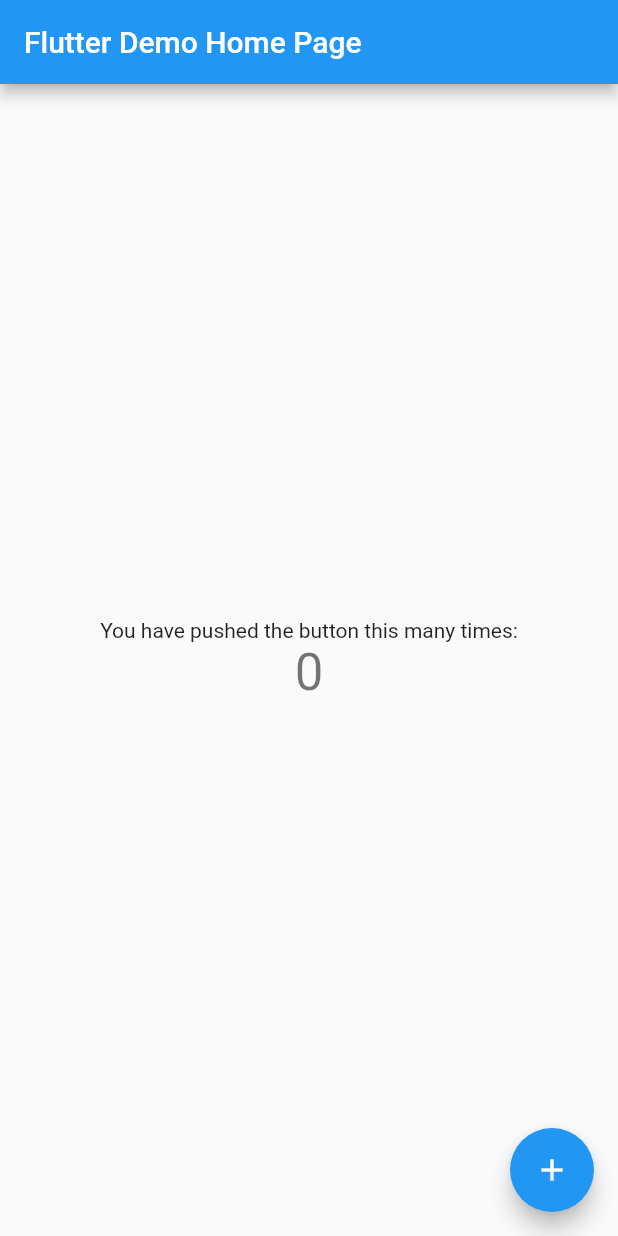
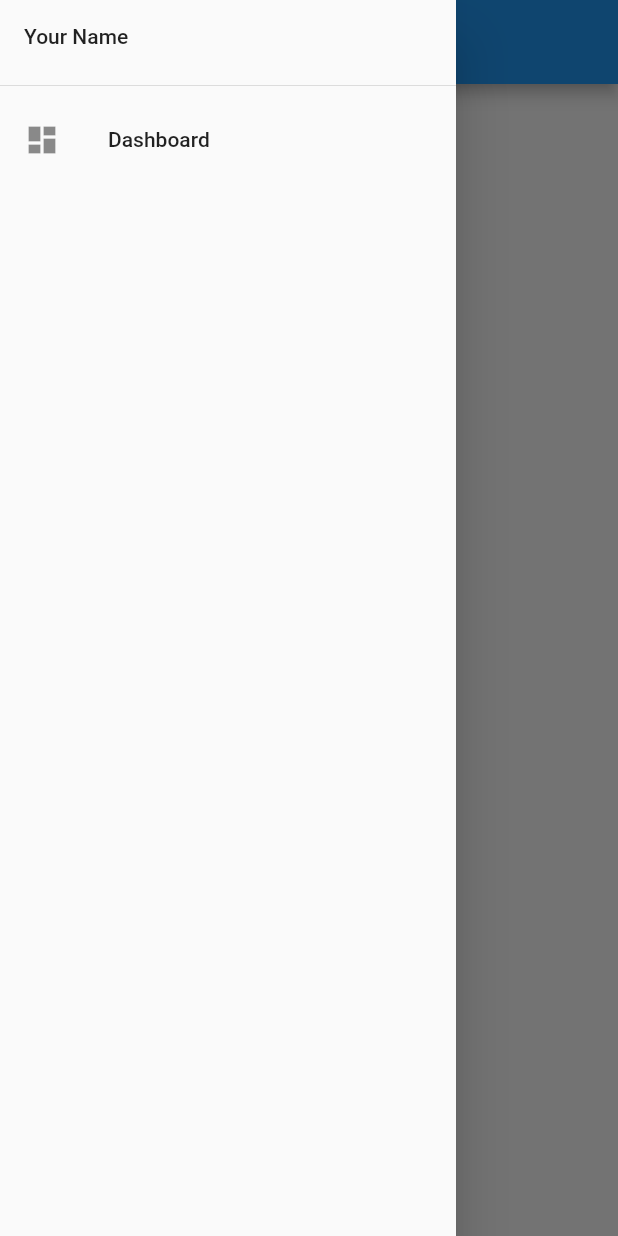
Before and after one commit to SeAliijaz/Responsive-Portfolio, a Flutter app: the screen it shows after launch, with the side drawer open (before the commit the screen has no drawer), on a phone screen of 412 x 824 dp. Run offline on Flutter 3.47's test engine with Material 2 defaults, Android fonts, the phone set to English and light mode, and no system bars.

Commit message:
setup to work

```diff
--- /dev/null
+++ b/lib/Responsive/responsive.dart
@@ -0,0 +1,25 @@
+import 'package:flutter/cupertino.dart';
+
+class ResponsiveSize {
+  ///isMobile
+  static bool isMobile(BuildContext context) {
+    return MediaQuery.of(context).size.width < 690;
+  }
+
+  ///isTablet
+  static bool isTablet(BuildContext context) {
+    return MediaQuery.of(context).size.width < 850 &&
+        MediaQuery.of(context).size.width >= 690;
+  }
+
+  ///isDesktop
+  static bool isDesktop(BuildContext context) {
+    return MediaQuery.of(context).size.width < 1500 &&
+        MediaQuery.of(context).size.width >= 850;
+  }
+
+  ///IsWideDesktop
+  static bool isWideDesktop(BuildContext context) {
+    return MediaQuery.of(context).size.width >= 1500;
+  }
+}
--- /dev/null
+++ b/lib/Screens/home_screen.dart
@@ -0,0 +1,18 @@
+import 'package:flutter/material.dart';
+import 'package:responsive_portfolio/Widgets/custom_drawer.dart';
+
+class HomeScreen extends StatelessWidget {
+  const HomeScreen({Key? key}) : super(key: key);
+  @override
+  Widget build(BuildContext context) {
+    return Scaffold(
+      appBar: AppBar(
+        title: const Text('Portfolio'),
+      ),
+      drawer: const CustomDrawer(),
+      body: Column(
+        children: [],
+      ),
+    );
+  }
+}
--- /dev/null
+++ b/lib/Widgets/custom_drawer.dart
@@ -0,0 +1,29 @@
+import 'package:flutter/material.dart';
+
+class CustomDrawer extends StatelessWidget {
+  const CustomDrawer({
+    Key? key,
+  }) : super(key: key);
+
+  @override
+  Widget build(BuildContext context) {
+    return Drawer(
+      child: ListView(
+        children: [
+          SizedBox(
+            height: 65.0,
+            child: DrawerHeader(
+              decoration: BoxDecoration(),
+              child: Text("Your Name"),
+            ),
+          ),
+          ListTile(
+            leading: Icon(Icons.dashboard),
+            title: Text("Dashboard"),
+            onTap: () {},
+          ),
+        ],
+      ),
+    );
+  }
+}
--- a/lib/main.dart
+++ b/lib/main.dart
@@ -1,4 +1,5 @@
 import 'package:flutter/material.dart';
+import 'package:responsive_portfolio/Screens/home_screen.dart';
 
 void main() {
   runApp(const MyApp());
@@ -7,109 +8,12 @@ void main() {
 class MyApp extends StatelessWidget {
   const MyApp({Key? key}) : super(key: key);
 
-  // This widget is the root of your application.
   @override
   Widget build(BuildContext context) {
     return MaterialApp(
-      title: 'Flutter Demo',
-      theme: ThemeData(
-        // This is the theme of your application.
-        //
-        // Try running your application with "flutter run". You'll see the
-        // application has a blue toolbar. Then, without quitting the app, try
-        // changing the primarySwatch below to Colors.green and then invoke
-        // "hot reload" (press "r" in the console where you ran "flutter run",
-        // or simply save your changes to "hot reload" in a Flutter IDE).
-        // Notice that the counter didn't reset back to zero; the application
-        // is not restarted.
-        primarySwatch: Colors.blue,
-      ),
-      home: const MyHomePage(title: 'Flutter Demo Home Page'),
+      title: "Responsive-Portfolio",
+      debugShowCheckedModeBanner: false,
+      home: HomeScreen(),
     );
   }
 }
-
-class MyHomePage extends StatefulWidget {
-  const MyHomePage({Key? key, required this.title}) : super(key: key);
-
-  // This widget is the home page of your application. It is stateful, meaning
-  // that it has a State object (defined below) that contains fields that affect
-  // how it looks.
-
-  // This class is the configuration for the state. It holds the values (in this
-  // case the title) provided by the parent (in this case the App widget) and
-  // used by the build method of the State. Fields in a Widget subclass are
-  // always marked "final".
-
-  final String title;
-
-  @override
-  State<MyHomePage> createState() => _MyHomePageState();
-}
-
-class _MyHomePageState extends State<MyHomePage> {
-  int _counter = 0;
-
-  void _incrementCounter() {
-    setState(() {
-      // This call to setState tells the Flutter framework that something has
-      // changed in this State, which causes it to rerun the build method below
-      // so that the display can reflect the updated values. If we changed
-      // _counter without calling setState(), then the build method would not be
-      // called again, and so nothing would appear to happen.
-      _counter++;
-    });
-  }
-
-  @override
-  Widget build(BuildContext context) {
-    // This method is rerun every time setState is called, for instance as done
-    // by the _incrementCounter method above.
-    //
-    // The Flutter framework has been optimized to make rerunning build methods
-    // fast, so that you can just rebuild anything that needs updating rather
-    // than having to individually change instances of widgets.
-    return Scaffold(
-      appBar: AppBar(
-        // Here we take the value from the MyHomePage object that was created by
-        // the App.build method, and use it to set our appbar title.
-        title: Text(widget.title),
-      ),
-      body: Center(
-        // Center is a layout widget. It takes a single child and positions it
-        // in the middle of the parent.
-        child: Column(
-          // Column is also a layout widget. It takes a list of children and
-          // arranges them vertically. By default, it sizes itself to fit its
-          // children horizontally, and tries to be as tall as its parent.
-          //
-          // Invoke "debug painting" (press "p" in the console, choose the
-          // "Toggle Debug Paint" action from the Flutter Inspector in Android
-          // Studio, or the "Toggle Debug Paint" command in Visual Studio Code)
-          // to see the wireframe for each widget.
-          //
-          // Column has various properties to control how it sizes itself and
-          // how it positions its children. Here we use mainAxisAlignment to
-          // center the children vertically; the main axis here is the vertical
-          // axis because Columns are vertical (the cross axis would be
-          // horizontal).
-          mainAxisAlignment: MainAxisAlignment.center,
-          children: <Widget>[
-            const Text(
-              'You have pushed the button this many times:',
-            ),
-            Text(
-              '$_counter',
-              style: Theme.of(context).textTheme.headline4,
-            ),
-          ],
-        ),
-      ),
-      floatingActionButton: FloatingActionButton(
-        onPressed: _incrementCounter,
-        tooltip: 'Increment',
-        child: const Icon(Icons.add),
-      ), // This trailing comma makes auto-formatting nicer for build methods.
-    );
-  }
-}
```
Also changed, not shown: pubspec.yaml (+4 -12 lines), lib/Constants/constants.dart (added), pubspec.lock, 1 other file.
